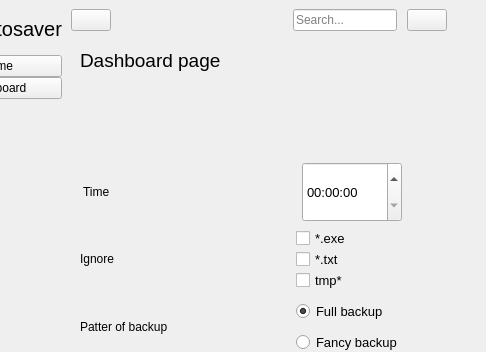
Above: sidebar.ui from c0de1sl1fe/auto_saver_app before the change; both pictures show x 122 to 608 and y 0 to 352 of the 800 by 600 pixel window. Below: the same form after it.
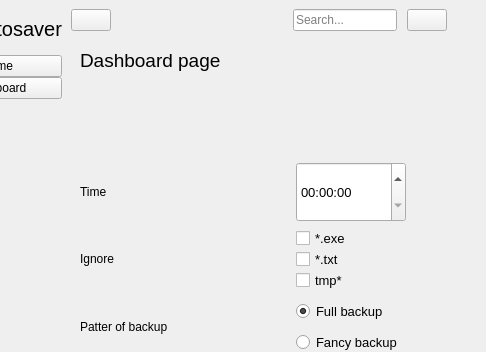
That is the form after the change. The open tabs and pages were chosen to show the change. Icons and pictures are not drawn.

What changed in the file:
```diff
--- a/sidebar.ui
+++ b/sidebar.ui
@@ -972,13 +972,13 @@
               <widget class="QTimeEdit" name="time_holder">
                <property name="minimumSize">
                 <size>
-                 <width>100</width>
+                 <width>110</width>
                  <height>60</height>
                 </size>
                </property>
                <property name="maximumSize">
                 <size>
-                 <width>100</width>
+                 <width>110</width>
                  <height>60</height>
                 </size>
                </property>
```
Left out of the diff: 2 changed lines with no effect on the pictures.
